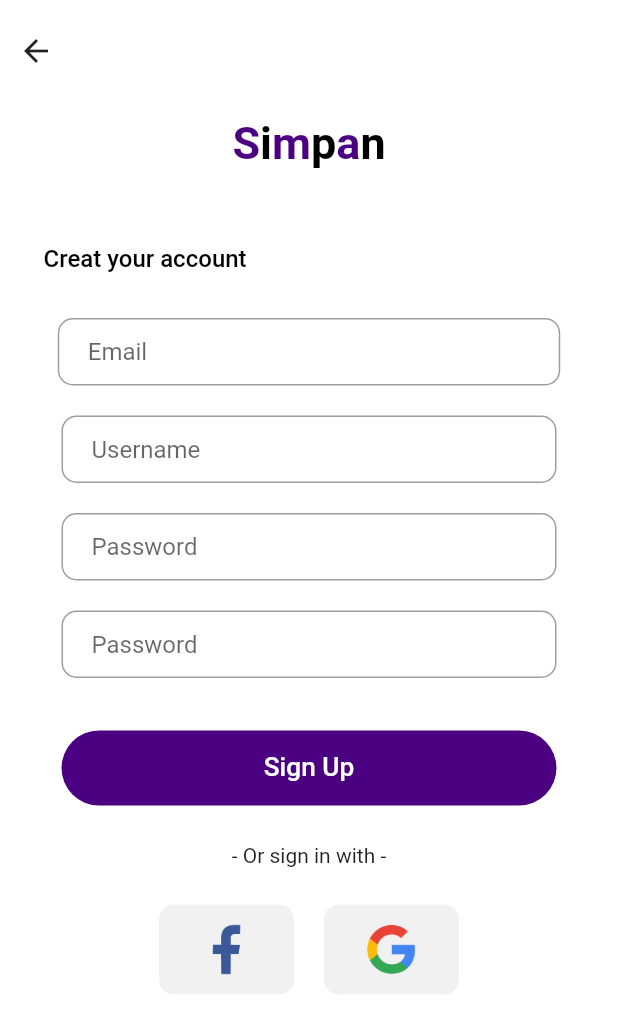
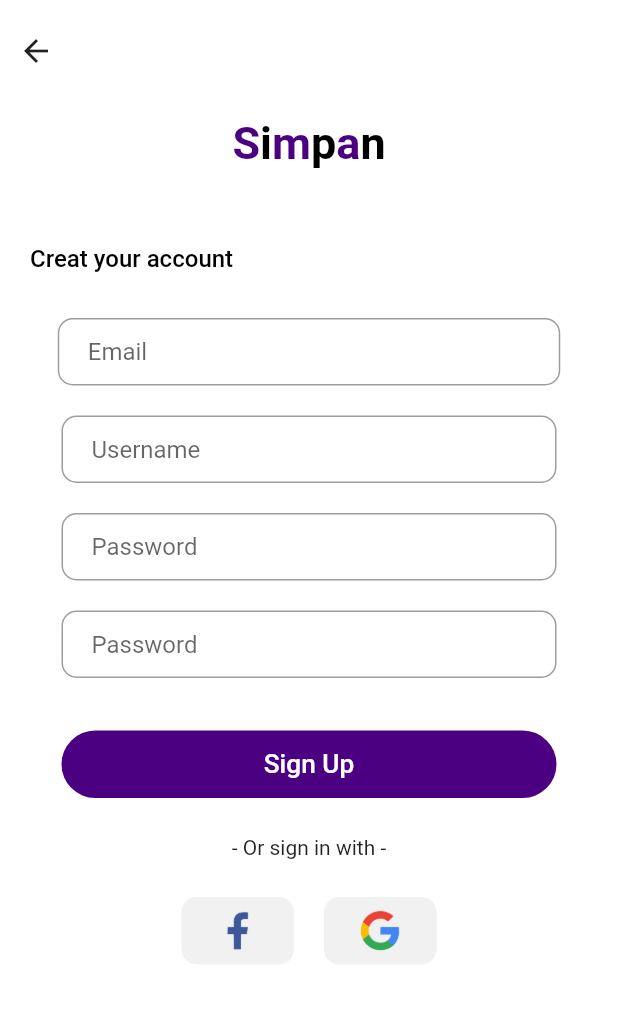
Before and after one commit to al-chakim/metlin, a Flutter app: the screen it shows after launch, after a tap on "Sign In", after a tap on "Sign Up", on a phone screen of 412 x 824 dp. Shown: the top 1033 px of the screen. Run offline on Flutter 3.47's test engine with Material 2 defaults, Android fonts, the phone set to English and light mode, and no system bars.

Commit message:
penyesuaian di hp

```diff
--- a/simpan/lib/ui/addCategory.dart
+++ b/simpan/lib/ui/addCategory.dart
@@ -75,7 +75,7 @@ class _AddCategoryState extends State<AddCategory> {
                       // ),
                       Container(
                       height: 45,
-                      width: 310,
+                      width: 280,
                       //padding: EdgeInsets.only(left: 20, top: 6),
                       margin: EdgeInsets.only(
                           right: 0, left: 0, top: 10, bottom: 10),
--- a/simpan/lib/ui/daftar.dart
+++ b/simpan/lib/ui/daftar.dart
@@ -64,7 +64,7 @@ class _DaftarState extends State<Daftar> {
                   Row(
                     children: [
                       Padding(
-                        padding: const EdgeInsets.only(left: 29),
+                        padding: const EdgeInsets.only(left: 20),
                         child: Text('Creat your account', style: huruf3,),
                       ),
                     ],
@@ -188,7 +188,7 @@ class _DaftarState extends State<Daftar> {
                   ),
                   SizedBox(height: 15,),
                   Container(
-                    height: 50,
+                    height: 45,
                     width: 330,
                     //padding: EdgeInsets.only(left: 20, top: 6),
                     margin: EdgeInsets.only(
@@ -220,8 +220,8 @@ class _DaftarState extends State<Daftar> {
                     mainAxisAlignment: MainAxisAlignment.center,
                     children: [
                       Container(
-                        height: 60,
-                        width: 90,
+                        height: 45,
+                        width: 75,
                         margin: EdgeInsets.only(
                           right: 10, left: 10, top: 10, bottom: 10),
                         decoration: BoxDecoration(
@@ -239,8 +239,8 @@ class _DaftarState extends State<Daftar> {
                         ),
                       ),
                       Container(
-                        height: 60,
-                        width: 90,
+                        height: 45,
+                        width: 75,
                         margin: EdgeInsets.only(
                           right: 10, left: 10, top: 10, bottom: 10),
                         decoration: BoxDecoration(
@@ -252,7 +252,7 @@ class _DaftarState extends State<Daftar> {
                           child: InkWell(
                             onTap: (){},
                             child: Center(
-                              child: Image.asset('assets/gug.png', height: 50,)
+                              child: Image.asset('assets/gug.png', height: 40,)
                             ),
                           ),
                         ),
--- a/simpan/lib/ui/data1.dart
+++ b/simpan/lib/ui/data1.dart
@@ -42,7 +42,7 @@ class _data1State extends State<data1> {
                     ),
                     Container(
                       height: 45,
-                      width: 290,
+                      width: 275,
                       margin: EdgeInsets.only(
                           right: 0, left: 10, top: 10, bottom: 10),
                       decoration: BoxDecoration(
@@ -73,7 +73,7 @@ class _data1State extends State<data1> {
                     ),
                     Container(
                       height: 45,
-                      width: 290,
+                      width: 274,
                       margin: EdgeInsets.only(
                           right: 0, left: 10, top: 10, bottom: 10),
                       decoration: BoxDecoration(
@@ -104,7 +104,7 @@ class _data1State extends State<data1> {
                     ),
                     Container(
                       height: 45,
-                      width: 290,
+                      width: 272,
                       margin: EdgeInsets.only(
                           right: 0, left: 10, top: 10, bottom: 10),
                       decoration: BoxDecoration(
--- a/simpan/lib/ui/home.dart
+++ b/simpan/lib/ui/home.dart
@@ -68,7 +68,7 @@ class _HomePageState extends State<HomePage> {
                         width: 215,
                       ),
                       SizedBox(
-                        width: 10,
+                        width: 0,
                       ),
                       Text(
                         'Save Your Data \nHere!',
--- a/simpan/lib/ui/login.dart
+++ b/simpan/lib/ui/login.dart
@@ -65,12 +65,11 @@ class _loginState extends State<login> {
                   //   height: 50,
                   // ),
                   Row(
+                    mainAxisAlignment: MainAxisAlignment.spaceBetween,
                     children: [
-                      Padding(
-                        padding: const EdgeInsets.only(left: 12),
-                        child: Container(
+                      Container(
                         height: 40,
-                          width: 160,
+                        width: 150,
                         //padding: EdgeInsets.only(left: 20, top: 6),
                         margin: EdgeInsets.only(
                             //right: 20,
@@ -102,12 +101,9 @@ class _loginState extends State<login> {
                           ),
                         ),
                       ),
-                      ),
-                      Padding(
-                        padding: const EdgeInsets.only(left: 6),
-                        child: Container(
+                      Container(
                         height: 40,
-                          width: 160,
+                        width: 150,
                         //padding: EdgeInsets.only(left: 20, top: 6),
                         margin: EdgeInsets.only(
                             right: 20,
@@ -140,7 +136,6 @@ class _loginState extends State<login> {
                                     style: huruf2.copyWith(color: satu),
                                   ),
                                 ],
-                                ),
                               ),
                             ),
                           ),
@@ -222,7 +217,7 @@ class _loginState extends State<login> {
                       child: Text(
                         'Forgot Password?',
                         style: huruf2.copyWith(
-                            fontWeight: FontWeight.w500, color: Colors.black54),
+                            fontWeight: FontWeight.w500, color: Colors.black54, fontSize: 13),
                       )),
                   // SizedBox(
                   //   height: 10,
--- a/simpan/lib/ui/start.dart
+++ b/simpan/lib/ui/start.dart
@@ -20,7 +20,7 @@ class _StartedState extends State<Started> {
         child: ListView(
           children: [
             SizedBox(
-              height: 100,
+              height: 60,
             ),
             Column(
               children: [
@@ -136,6 +136,7 @@ class _StartedState extends State<Started> {
                     ),
                   ),
                 ),
+                SizedBox(height: 30,),
               ],
             ),
           ],
```
Also changed, not shown: simpan/lib/ui/addData.dart (+6 -6 lines), simpan/lib/ui/profile.dart (+12 -12 lines). Lines whose indentation alone changed are shown as unchanged.
